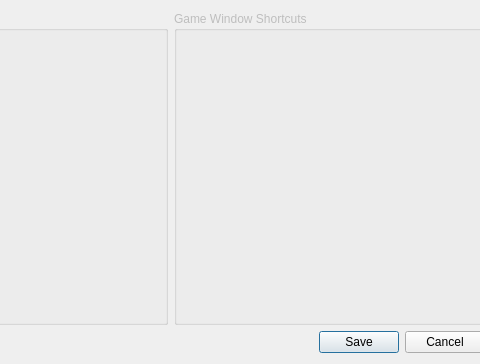
Before: the Qt Designer form rpcs3/rpcs3qt/shortcut_dialog.ui in RPCS3/rpcs3, drawn with Qt 5; both pictures show x 240 to 720 and y 0 to 364 of the 822 by 364 pixel window.
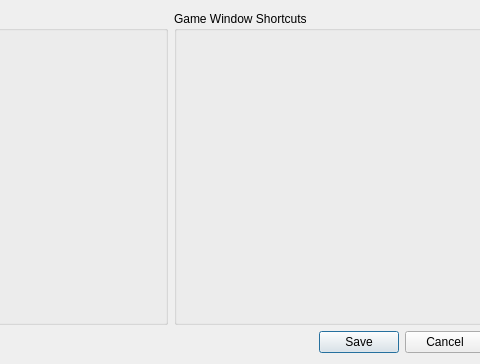
After: the same form once the commit is applied.

What changed in the file:
```diff
--- a/rpcs3/rpcs3qt/shortcut_dialog.ui
+++ b/rpcs3/rpcs3qt/shortcut_dialog.ui
@@ -43,9 +43,6 @@
      </item>
      <item>
       <widget class="QGroupBox" name="game_window_group_box">
-       <property name="enabled">
-        <bool>false</bool>
-       </property>
        <property name="title">
         <string>Game Window Shortcuts</string>
        </property>
```
